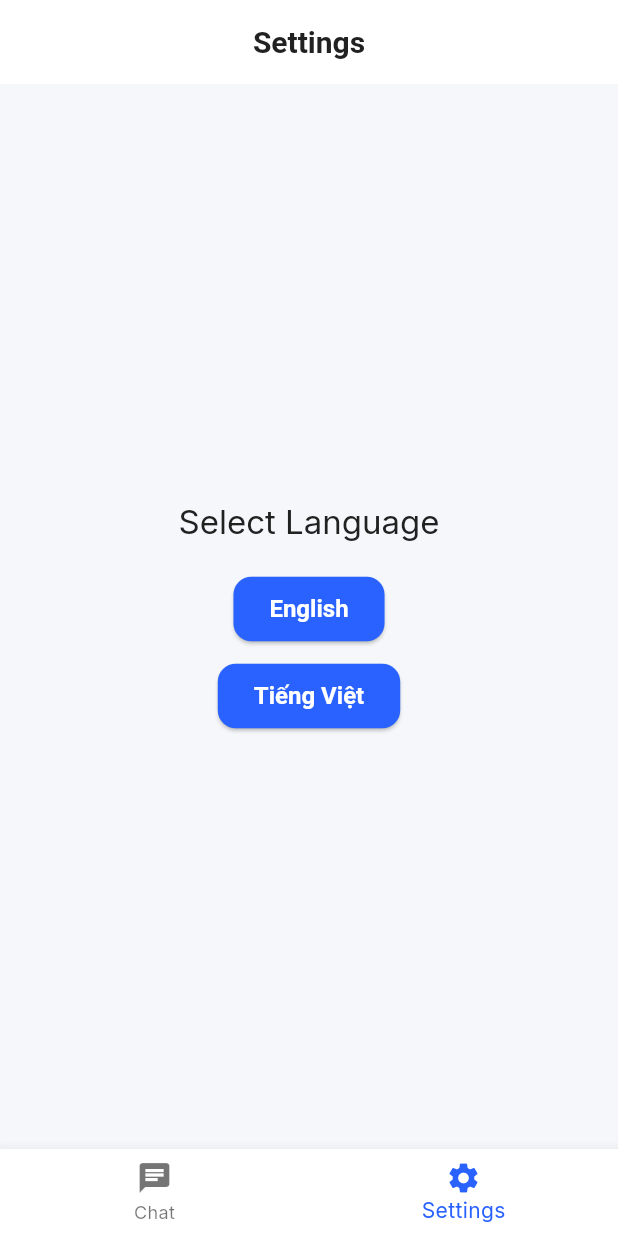
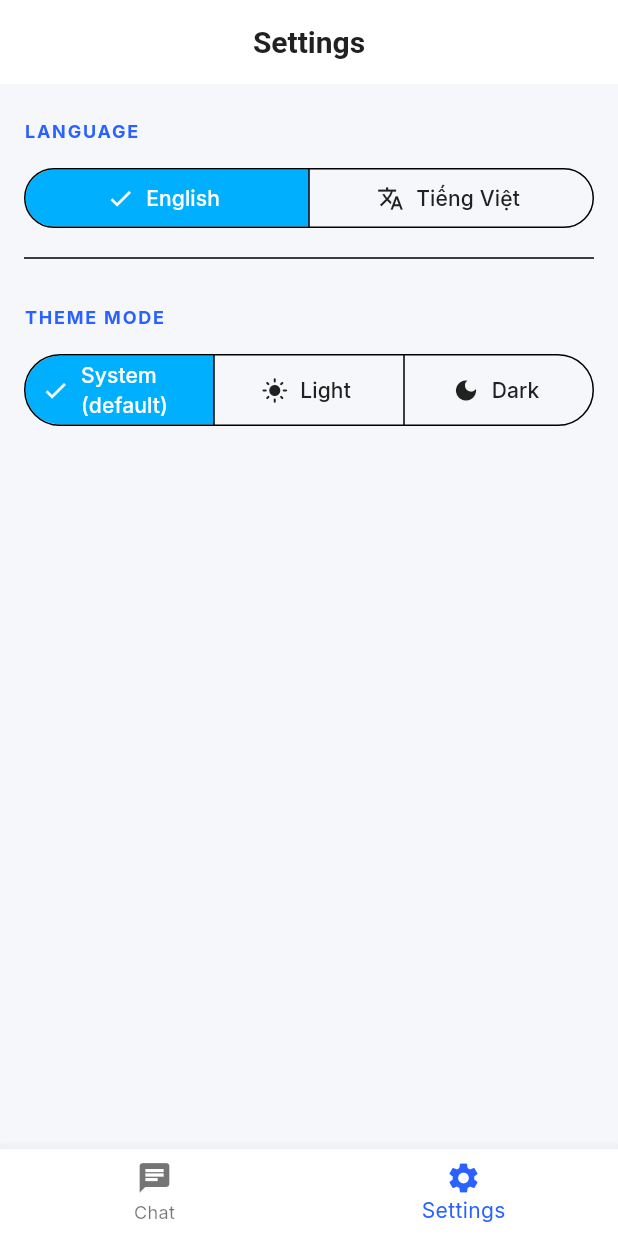
Before and after one commit to duyphan0503/chatdp, a Flutter app: the SettingsPage screen opened by its route, on a phone screen of 412 x 824 dp. Run offline on Flutter 3.47's test engine with Material 3 defaults, Android fonts, the phone set to English and light mode, and no system bars; our stand-ins replace bloc_concurrency, dio, equatable, flutter_bloc, flutter_dotenv, flutter_secure_storage and 7 more; missing offline and left inert: google_sign_in_all_platforms; accounts and stored records are empty; statements that could not run were skipped.

Commit message:
feat(frontend): implement theme mode (light, dark, system)
- Add theme support to SettingsRepository and LocalDataSource
- Create ThemeCubit for state management
- Integrate ThemeCubit in ChatApp and MaterialApp
- Redesign SettingsPage with SegmentedButton for modern UI
- Add l10n strings for theme options with (default) label

```diff
--- a/apps/frontend/lib/features/settings/domain/repositories/settings_repository.dart
+++ b/apps/frontend/lib/features/settings/domain/repositories/settings_repository.dart
@@ -1,4 +1,6 @@
 abstract class SettingsRepository {
   Future<void> setLanguage(String languageCode);
   Future<String?> getLanguage();
+  Future<void> setThemeMode(String themeMode);
+  Future<String?> getThemeMode();
 }
--- /dev/null
+++ b/apps/frontend/lib/features/settings/presentation/cubit/theme_cubit.dart
@@ -0,0 +1,29 @@
+import 'package:flutter/material.dart';
+import 'package:flutter_bloc/flutter_bloc.dart';
+import 'package:injectable/injectable.dart';
+import '../../domain/repositories/settings_repository.dart';
+
+@injectable
+class ThemeCubit extends Cubit<ThemeMode> {
+  final SettingsRepository _settingsRepository;
+
+  ThemeCubit(this._settingsRepository) : super(ThemeMode.system) {
+    _loadTheme();
+  }
+
+  Future<void> _loadTheme() async {
+    final themeName = await _settingsRepository.getThemeMode();
+    if (themeName != null) {
+      final mode = ThemeMode.values.firstWhere(
+        (e) => e.name == themeName,
+        orElse: () => ThemeMode.system,
+      );
+      emit(mode);
+    }
+  }
+
+  Future<void> changeTheme(ThemeMode mode) async {
+    await _settingsRepository.setThemeMode(mode.name);
+    emit(mode);
+  }
+}
--- a/apps/frontend/lib/features/settings/presentation/pages/settings_page.dart
+++ b/apps/frontend/lib/features/settings/presentation/pages/settings_page.dart
@@ -2,6 +2,7 @@ import 'package:flutter/material.dart';
 import 'package:flutter_bloc/flutter_bloc.dart';
 import '../../../../l10n/app_localizations.dart';
 import '../cubit/language_cubit.dart';
+import '../cubit/theme_cubit.dart';
 
 class SettingsPage extends StatelessWidget {
   const SettingsPage({super.key});
@@ -9,33 +10,97 @@ class SettingsPage extends StatelessWidget {
   @override
   Widget build(BuildContext context) {
     final l10n = AppLocalizations.of(context)!;
+
     return Scaffold(
-      appBar: AppBar(title: Text(l10n.navSettings)),
-      body: Center(
-        child: Column(
-          mainAxisAlignment: MainAxisAlignment.center,
-          children: [
-            Text(
-              l10n.selectLanguage,
-              style: Theme.of(context).textTheme.titleLarge,
-            ),
-            const SizedBox(height: 20),
-            ElevatedButton(
-              onPressed: () {
-                context.read<LanguageCubit>().changeLanguage('en');
-              },
-              child: Text(l10n.english),
-            ),
-            const SizedBox(height: 10),
-            ElevatedButton(
-              onPressed: () {
-                context.read<LanguageCubit>().changeLanguage('vi');
-              },
-              child: Text(l10n.vietnamese),
-            ),
-          ],
+      appBar: AppBar(title: Text(l10n.navSettings), centerTitle: true),
+      body: ListView(
+        padding: const EdgeInsets.symmetric(vertical: 8),
+        children: [
+          _buildSectionHeader(context, l10n.language),
+          _buildLanguageSelector(context, l10n),
+          const Padding(
+            padding: EdgeInsets.symmetric(horizontal: 16, vertical: 8),
+            child: Divider(),
+          ),
+          _buildSectionHeader(context, l10n.themeMode),
+          _buildThemeSelector(context, l10n),
+        ],
+      ),
+    );
+  }
+
+  Widget _buildSectionHeader(BuildContext context, String title) {
+    return Padding(
+      padding: const EdgeInsets.fromLTRB(16, 16, 16, 12),
+      child: Text(
+        title.toUpperCase(),
+        style: Theme.of(context).textTheme.labelMedium?.copyWith(
+          color: Theme.of(context).colorScheme.primary,
+          fontWeight: FontWeight.bold,
+          letterSpacing: 1.2,
         ),
       ),
     );
   }
+
+  Widget _buildLanguageSelector(BuildContext context, AppLocalizations l10n) {
+    return BlocBuilder<LanguageCubit, Locale>(
+      builder: (context, locale) {
+        return Padding(
+          padding: const EdgeInsets.symmetric(horizontal: 16),
+          child: SegmentedButton<String>(
+            segments: [
+              ButtonSegment<String>(
+                value: 'en',
+                label: Text(l10n.english),
+                icon: const Icon(Icons.language),
+              ),
+              ButtonSegment<String>(
+                value: 'vi',
+                label: Text(l10n.vietnamese),
+                icon: const Icon(Icons.translate),
+              ),
+            ],
+            selected: {locale.languageCode},
+            onSelectionChanged: (Set<String> newSelection) {
+              context.read<LanguageCubit>().changeLanguage(newSelection.first);
+            },
+          ),
+        );
+      },
+    );
+  }
+
+  Widget _buildThemeSelector(BuildContext context, AppLocalizations l10n) {
+    return BlocBuilder<ThemeCubit, ThemeMode>(
+      builder: (context, themeMode) {
+        return Padding(
+          padding: const EdgeInsets.symmetric(horizontal: 16),
+          child: SegmentedButton<ThemeMode>(
+            segments: [
+              ButtonSegment<ThemeMode>(
+                value: ThemeMode.system,
+                label: Text(l10n.themeSystem),
+                icon: const Icon(Icons.brightness_auto),
+              ),
+              ButtonSegment<ThemeMode>(
+                value: ThemeMode.light,
+                label: Text(l10n.themeLight),
+                icon: const Icon(Icons.light_mode),
+              ),
+              ButtonSegment<ThemeMode>(
+                value: ThemeMode.dark,
+                label: Text(l10n.themeDark),
+                icon: const Icon(Icons.dark_mode),
+              ),
+            ],
+            selected: {themeMode},
+            onSelectionChanged: (Set<ThemeMode> newSelection) {
+              context.read<ThemeCubit>().changeTheme(newSelection.first);
+            },
+          ),
+        );
+      },
+    );
+  }
 }
--- a/apps/frontend/lib/l10n/app_en.arb
+++ b/apps/frontend/lib/l10n/app_en.arb
@@ -58,5 +58,9 @@
   "english": "English",
   "vietnamese": "Tiếng Việt",
   "invalidCredentials": "Incorrect email or password",
-  "emailAlreadyRegistered": "Email is already registered. Please sign in"
+  "emailAlreadyRegistered": "Email is already registered. Please sign in",
+  "themeMode": "Theme Mode",
+  "themeLight": "Light",
+  "themeDark": "Dark",
+  "themeSystem": "System (default)"
 }
--- a/apps/frontend/lib/l10n/app_localizations.dart
+++ b/apps/frontend/lib/l10n/app_localizations.dart
@@ -451,6 +451,30 @@ abstract class AppLocalizations {
   /// In en, this message translates to:
   /// **'Email is already registered. Please sign in'**
   String get emailAlreadyRegistered;
+
+  /// No description provided for @themeMode.
+  ///
+  /// In en, this message translates to:
+  /// **'Theme Mode'**
+  String get themeMode;
+
+  /// No description provided for @themeLight.
+  ///
+  /// In en, this message translates to:
+  /// **'Light'**
+  String get themeLight;
+
+  /// No description provided for @themeDark.
+  ///
+  /// In en, this message translates to:
+  /// **'Dark'**
+  String get themeDark;
+
+  /// No description provided for @themeSystem.
+  ///
+  /// In en, this message translates to:
+  /// **'System (default)'**
+  String get themeSystem;
 }
 
 class _AppLocalizationsDelegate
--- a/apps/frontend/lib/l10n/app_localizations_en.dart
+++ b/apps/frontend/lib/l10n/app_localizations_en.dart
@@ -194,4 +194,16 @@ class AppLocalizationsEn extends AppLocalizations {
   @override
   String get emailAlreadyRegistered =>
       'Email is already registered. Please sign in';
+
+  @override
+  String get themeMode => 'Theme Mode';
+
+  @override
+  String get themeLight => 'Light';
+
+  @override
+  String get themeDark => 'Dark';
+
+  @override
+  String get themeSystem => 'System (default)';
 }
--- a/apps/frontend/lib/l10n/app_vi.arb
+++ b/apps/frontend/lib/l10n/app_vi.arb
@@ -58,5 +58,9 @@
   "english": "Tiếng Anh",
   "vietnamese": "Tiếng Việt",
   "invalidCredentials": "Email hoặc mật khẩu không chính xác",
-  "emailAlreadyRegistered": "Email đã được đăng ký. Vui lòng đăng nhập"
+  "emailAlreadyRegistered": "Email đã được đăng ký. Vui lòng đăng nhập",
+  "themeMode": "Chế độ giao diện",
+  "themeLight": "Sáng",
+  "themeDark": "Tối",
+  "themeSystem": "Hệ thống (mặc định)"
 }
```
Also changed, not shown: apps/frontend/lib/app.dart (+7 -1 lines), apps/frontend/lib/features/settings/data/datasources/settings_local_data_source.dart (+13 -0 lines), apps/frontend/lib/features/settings/data/repositories/settings_repository_impl.dart (+7 -0 lines), apps/frontend/lib/l10n/app_localizations_vi.dart (+12 -0 lines), apps/frontend/lib/core/di/injection.config.dart.
